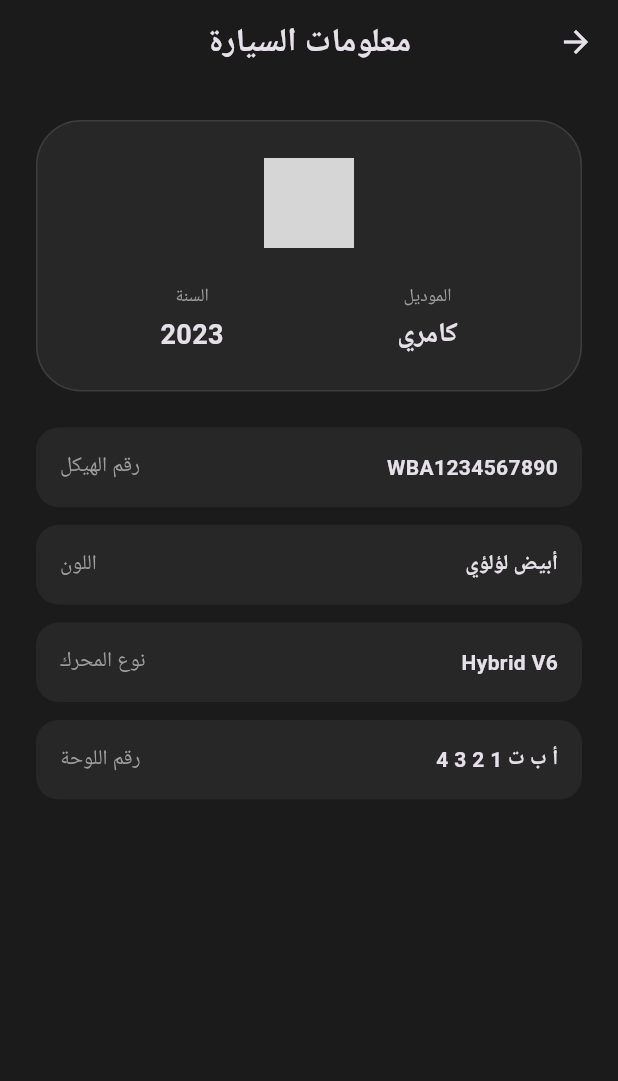
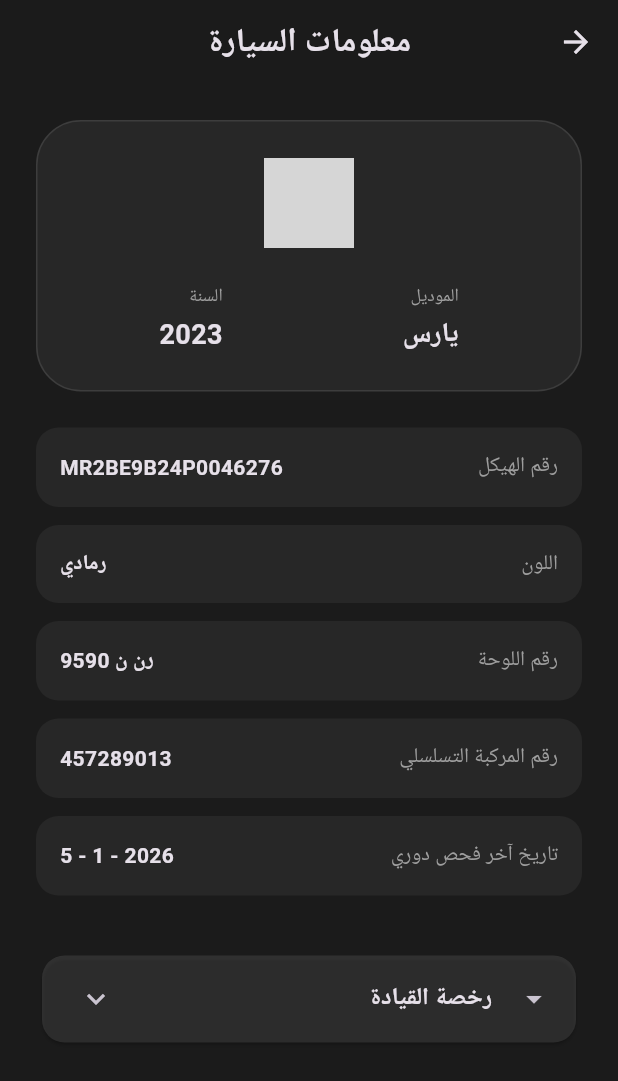
Before and after one commit to PrRazan/Rasid, a Flutter app: the CarInfoScreen screen opened directly, on a phone screen of 412 x 824 dp. Shown: the top 1081 px of the screen. Run offline on Flutter 3.47's test engine with Material 3 defaults, Android fonts, the phone set to English and light mode, and no system bars; our stand-ins replace device_preview; Roboto replaces fonts that are missing (Tajawal); grey boxes are pictures that could not be loaded.

Commit message:
Refactor carInfo.dart for layout and alignment
Updated text alignment for better readability and modified car details. Alanoud

```diff
--- a/lib/carInfo.dart
+++ b/lib/carInfo.dart
@@ -7,7 +7,10 @@ class CarInfoScreen extends StatelessWidget {
   Widget build(BuildContext context) {
     return Scaffold(
       appBar: AppBar(
-        title: const Text("معلومات السيارة", style: TextStyle(fontWeight: FontWeight.bold)),
+        title: const Text(
+          "معلومات السيارة",
+          style: TextStyle(fontWeight: FontWeight.bold),
+        ),
         centerTitle: true,
         backgroundColor: Colors.transparent,
         elevation: 0,
@@ -15,7 +18,10 @@ class CarInfoScreen extends StatelessWidget {
       body: SingleChildScrollView(
         padding: const EdgeInsets.all(24),
         child: Column(
+          crossAxisAlignment:
+              CrossAxisAlignment.start, // Ensure the content is aligned left
           children: [
+            // معلومات السيارة (Car Info)
             Container(
               padding: const EdgeInsets.all(24),
               decoration: BoxDecoration(
@@ -25,12 +31,19 @@ class CarInfoScreen extends StatelessWidget {
               ),
               child: Column(
                 children: [
-                  Image.asset("images/carsLogo/Toyota-logo.png", height: 60, color: Colors.white),
+                  // Centered logo
+                  Center(
+                    child: Image.asset(
+                      "images/carsLogo/Toyota-logo.png", // Ensure correct image path
+                      height: 60,
+                    ),
+                  ),
                   const SizedBox(height: 24),
                   Row(
-                    mainAxisAlignment: MainAxisAlignment.spaceAround,
+                    mainAxisAlignment: MainAxisAlignment.center,
                     children: [
-                      _infoItem("الموديل", "كامري"),
+                      _infoItem("الموديل", "يارس"),
+                      const SizedBox(width: 120), // Spacing between items
                       _infoItem("السنة", "2023"),
                     ],
                   ),
@@ -38,26 +51,58 @@ class CarInfoScreen extends StatelessWidget {
               ),
             ),
             const SizedBox(height: 24),
-            _detailRow("رقم الهيكل", "WBA1234567890"),
-            _detailRow("اللون", "أبيض لؤلؤي"),
-            _detailRow("نوع المحرك", "Hybrid V6"),
-            _detailRow("رقم اللوحة", "أ ب ت 1 2 3 4"),
+            // Car details
+            _detailRow("رقم الهيكل", "MR2BE9B24P0046276"),
+            _detailRow("اللون", "رمادي"),
+            _detailRow("رقم اللوحة", "رن ن 9590"),
+            _detailRow("رقم المركبة التسلسلي", "457289013"),
+            _detailRow("تاريخ آخر فحص دوري", "2026 - 1 - 5"),
+
+            // License Card with ExpansionTile
+            const SizedBox(height: 24),
+            Card(
+              shape: RoundedRectangleBorder(
+                borderRadius: BorderRadius.circular(15),
+              ),
+              color: const Color.fromARGB(80, 255, 255, 255).withOpacity(0.1),
+              child: ExpansionTile(
+                title: const Text(
+                  "رخصة القيادة",
+                  style: TextStyle(fontWeight: FontWeight.bold),
+                ),
+                leading: const Icon(Icons.arrow_drop_down),
+                children: [
+                  _detailRow("رقم الهوية/الإقامة", "1125391345"),
+                  _detailRow("الاسم", "رزان العمري"),
+                  _detailRow("تاريخ الميلاد", "2003 - 12 - 10"),
+                  _detailRow("النوع", "خاص"),
+                  _detailRow("تاريخ الانتهاء", "2028 - 7 - 5"),
+                  _detailRow("تاريخ الإصدار", "2023 - 1 - 5"),
+                ],
+              ),
+            ),
           ],
         ),
       ),
     );
   }
 
+  // Updated _infoItem to ensure left-aligned text
   Widget _infoItem(String label, String value) {
     return Column(
+      crossAxisAlignment: CrossAxisAlignment.start, // Align text to the left
       children: [
         Text(label, style: const TextStyle(color: Colors.grey, fontSize: 12)),
         const SizedBox(height: 4),
-        Text(value, style: const TextStyle(fontSize: 18, fontWeight: FontWeight.bold)),
+        Text(
+          value,
+          style: const TextStyle(fontSize: 18, fontWeight: FontWeight.bold),
+        ),
       ],
     );
   }
 
+  // Updated _detailRow to ensure left-aligned text for both label and value
   Widget _detailRow(String label, String value) {
     return Container(
       margin: const EdgeInsets.only(bottom: 12),
@@ -67,10 +112,14 @@ class CarInfoScreen extends StatelessWidget {
         borderRadius: BorderRadius.circular(15),
       ),
       child: Row(
-        mainAxisAlignment: MainAxisAlignment.spaceBetween,
+        mainAxisAlignment:
+            MainAxisAlignment.start, // Align the content to the left
         children: [
+          Expanded(
+            child: Text(label, style: const TextStyle(color: Colors.grey)),
+          ),
+          const SizedBox(width: 8), // Space between label and value
           Text(value, style: const TextStyle(fontWeight: FontWeight.bold)),
-          Text(label, style: const TextStyle(color: Colors.grey)),
         ],
       ),
     );
```
